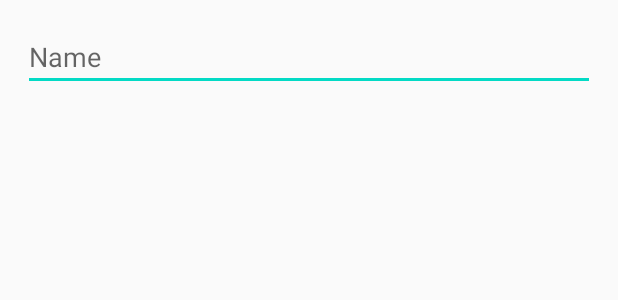
After one commit to SzymonGrzybowicz/ShoppingListAndroid, an Android app: the layout add_list_fragment.xml on its own in the app's theme, with its tools: preview values and no code run, on a phone screen of 412 x 824 dp. The commit adds this screen. Shown: the top 300 px of the screen. Run offline under Robolectric (Android 15) with nearby library versions, the phone set to English and light mode, and no system bars.

Commit message:
first setup of MainFragment

```diff
--- a/app/build.gradle
+++ b/app/build.gradle
@@ -1,6 +1,7 @@
 apply plugin: 'com.android.application'
 apply plugin: 'kotlin-android'
 apply plugin: 'kotlin-android-extensions'
+apply plugin: "androidx.navigation.safeargs.kotlin"
 
 android {
     compileSdkVersion 29
@@ -56,6 +57,7 @@ dependencies {
     def nav_version = "2.3.0"
     implementation "androidx.navigation:navigation-fragment-ktx:$nav_version"
     implementation "androidx.navigation:navigation-ui-ktx:$nav_version"
+    implementation "androidx.navigation:navigation-dynamic-features-fragment:$nav_version"
 
     testImplementation 'junit:junit:4.12'
     androidTestImplementation 'androidx.test.ext:junit:1.1.1'
--- /dev/null
+++ b/app/src/main/res/layout/add_list_fragment.xml
@@ -0,0 +1,25 @@
+<?xml version="1.0" encoding="utf-8"?>
+<androidx.constraintlayout.widget.ConstraintLayout xmlns:android="http://schemas.android.com/apk/res/android"
+    xmlns:app="http://schemas.android.com/apk/res-auto"
+    android:layout_width="match_parent"
+    android:layout_height="match_parent"
+    android:padding="15dp">
+
+
+    <androidx.appcompat.widget.AppCompatEditText
+        android:id="@+id/add_list_name_edit_text"
+        android:layout_width="0dp"
+        android:layout_height="wrap_content"
+        android:hint="@string/name"
+        app:layout_constraintEnd_toEndOf="parent"
+        app:layout_constraintStart_toStartOf="parent"
+        app:layout_constraintTop_toTopOf="parent" />
+
+    <ListView
+        android:id="@+id/add_list_products"
+        android:layout_width="match_parent"
+        android:layout_height="0dp"
+        app:layout_constraintBottom_toBottomOf="parent"
+        app:layout_constraintTop_toBottomOf="@id/add_list_name_edit_text" />
+
+</androidx.constraintlayout.widget.ConstraintLayout>
--- a/app/src/main/res/values/colors.xml
+++ b/app/src/main/res/values/colors.xml
@@ -3,4 +3,8 @@
     <color name="colorPrimary">#6200EE</color>
     <color name="colorPrimaryDark">#3700B3</color>
     <color name="colorAccent">#03DAC5</color>
+    <color name="black">#1e1e1e</color>
+    <color name="dark_gray">#404040</color>
+    <color name="light_gray">#656565</color>
+    <color name="extra_light_gray">#f0f0f0</color>
 </resources>
--- a/app/src/main/res/values/strings.xml
+++ b/app/src/main/res/values/strings.xml
@@ -1,3 +1,7 @@
 <resources>
     <string name="app_name">Shopping List</string>
+    <string name="active">Active</string>
+    <string name="archived">Archival</string>
+    <string name="add">Add</string>
+    <string name="name">Name</string>
 </resources>
--- a/app/src/main/res/values/styles.xml
+++ b/app/src/main/res/values/styles.xml
@@ -1,7 +1,7 @@
 <resources>
 
     <!-- Base application theme. -->
-    <style name="AppTheme" parent="Theme.AppCompat.Light.DarkActionBar">
+    <style name="AppTheme" parent="Theme.AppCompat.Light.NoActionBar">
         <!-- Customize your theme here. -->
         <item name="colorPrimary">@color/colorPrimary</item>
         <item name="colorPrimaryDark">@color/colorPrimaryDark</item>
--- a/build.gradle
+++ b/build.gradle
@@ -10,9 +10,7 @@ buildscript {
     dependencies {
         classpath 'com.android.tools.build:gradle:3.6.3'
         classpath "org.jetbrains.kotlin:kotlin-gradle-plugin:$kotlin_version"
-
-        // NOTE: Do not place your application dependencies here; they belong
-        // in the individual module build.gradle files
+        classpath "androidx.navigation:navigation-safe-args-gradle-plugin:2.3.0"
     }
 }
 
```
Also changed, not shown: app/src/main/java/com/example/shopping_list/view/fragment/add/AddListFragment.kt (added, +24 -0 lines), app/src/main/java/com/example/shopping_list/view/fragment/main/MainFragment.kt (+81 -0 lines), app/src/main/java/com/example/shopping_list/view/fragment/main/MainFragmentAdapter.kt (added, +25 -0 lines), app/src/main/java/com/example/shopping_list/view_model/fragment/main/MainFragmentViewModel.kt (added, +17 -0 lines), app/src/main/res/layout/adapter_main_item.xml (added, +14 -0 lines), app/src/main/res/layout/fragment_main.xml (+45 -2 lines), app/src/main/res/navigation/nav_graph_main.xml (+9 -1 lines).
